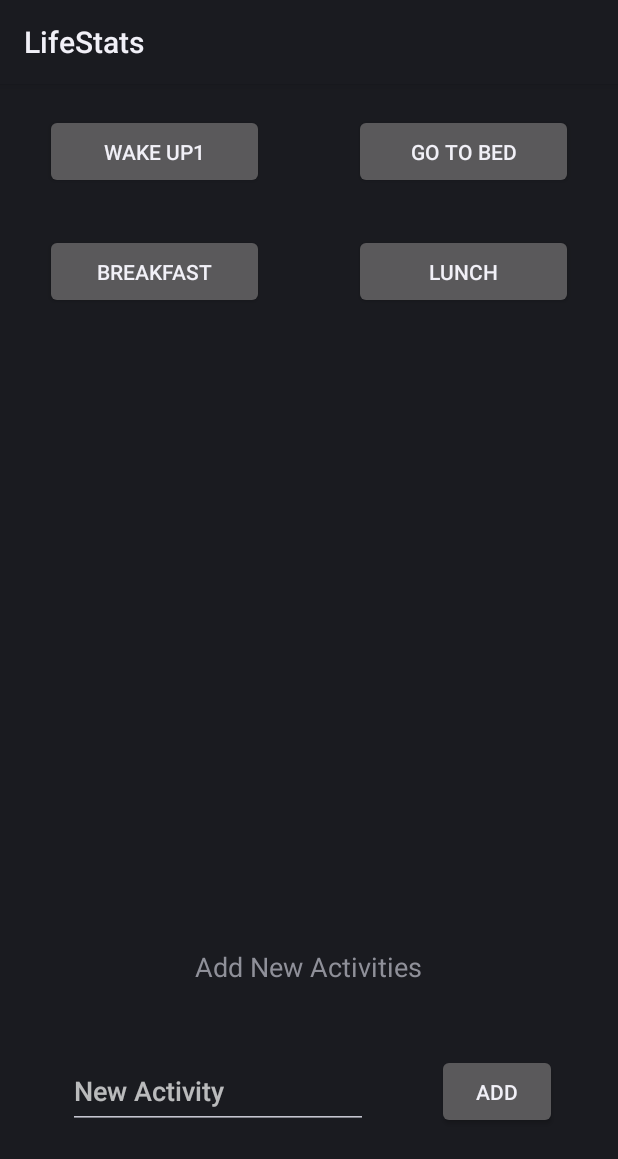
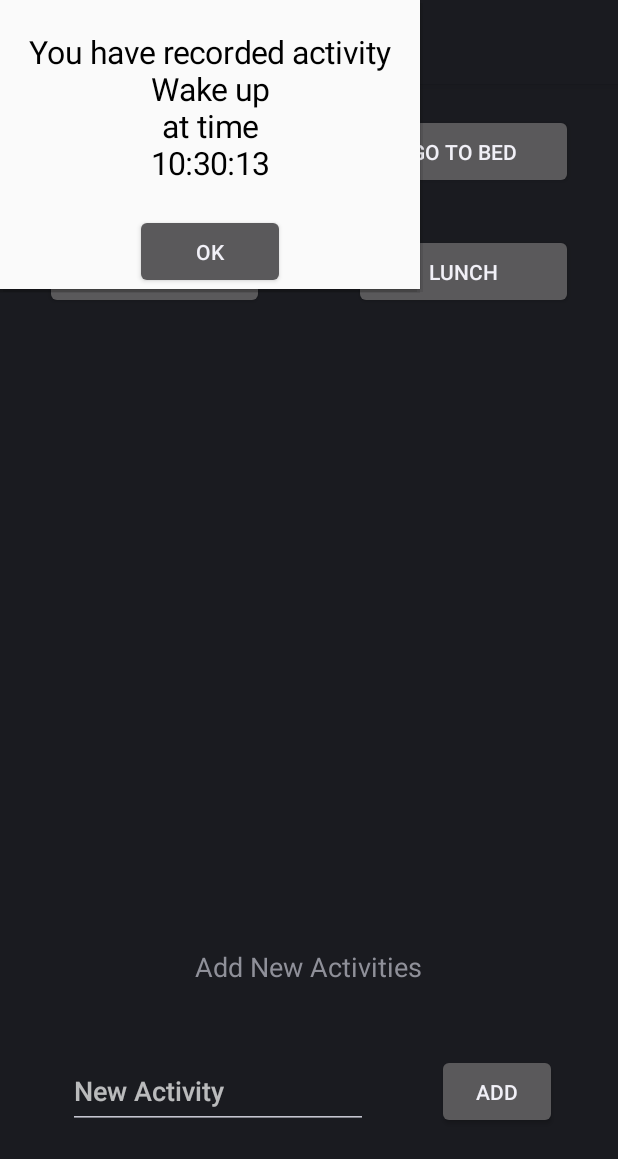
Before and after one commit to yizhang7210/LifeStats, an Android app: the fragment RecordTab shown on its own in the app's theme, after a tap on "WAKE UP", on a phone screen of 412 x 824 dp. Shown: the top 1159 px of the screen. Run offline under Robolectric (Android 15) with nearby library versions, the light colour scheme and no system bars.

Commit message:
Added popup window.

```diff
--- a/app/build.gradle
+++ b/app/build.gradle
@@ -6,7 +6,7 @@ android {
 
     defaultConfig {
         applicationId "com.lifestats"
-        minSdkVersion 13
+        minSdkVersion 17
     }
 
     dependencies {
--- a/app/src/main/java/com/lifestats/MainActivity.java
+++ b/app/src/main/java/com/lifestats/MainActivity.java
@@ -84,8 +84,8 @@ public class MainActivity extends FragmentActivity {
 
         ActionBar.Tab recordTab = actionBar.newTab();
         ActionBar.Tab showTab = actionBar.newTab();
-        recordTab.setText("Record Activities");
-        showTab.setText("Show Activities");
+        recordTab.setText(R.string.recordActivities);
+        showTab.setText(R.string.showActivities);
         recordTab.setTabListener(tabListener);
         showTab.setTabListener(tabListener);
 
--- a/app/src/main/java/com/lifestats/RecordTab.java
+++ b/app/src/main/java/com/lifestats/RecordTab.java
@@ -1,14 +1,23 @@
 package com.lifestats;
 
+import android.app.Activity;
 import android.os.Bundle;
 import android.app.Fragment;
 import android.util.Log;
+import android.util.TypedValue;
+import android.view.Gravity;
 import android.view.LayoutInflater;
 import android.view.View;
 import android.view.ViewGroup;
 import android.widget.Button;
+import android.widget.PopupWindow;
+import android.widget.TableLayout;
+import android.widget.TextView;
 
+import java.text.DateFormat;
+import java.text.SimpleDateFormat;
 import java.util.ArrayList;
+import java.util.Date;
 
 
 public class RecordTab extends Fragment implements View.OnClickListener{
@@ -18,7 +27,6 @@ public class RecordTab extends Fragment implements View.OnClickListener{
                              Bundle savedInstanceState) {
         ViewGroup rootView = (ViewGroup) inflater.inflate(
                 R.layout.recordtab, container, false);
-
 
         ArrayList<View> allButtons;
         allButtons = rootView.findViewById(R.id.recordButtons).getTouchables();
@@ -34,13 +42,42 @@ public class RecordTab extends Fragment implements View.OnClickListener{
     @Override
     public void onClick(View v) {
         int buttonId = v.getId();
-        this.trueOnClick(v, buttonId);
+
+        Button button = (Button) v.findViewById(buttonId);
+
+        showPopup(button);
     }
 
-    private void trueOnClick(View v, int buttonId){
-        Log.e("button", Integer.toString(buttonId));
+    public void showPopup(Button btn) {
 
-        Button button = (Button) v.findViewById(buttonId);
-        button.setText(button.getText()+"1");
+        Activity currentAct = getActivity();
+        View popupView = currentAct.getLayoutInflater().inflate(R.layout.record_ack_popup, null);
+
+        final PopupWindow pw = new PopupWindow(
+                popupView,
+                TableLayout.LayoutParams.WRAP_CONTENT,
+                ViewGroup.LayoutParams.WRAP_CONTENT);
+
+        TextView textView = (TextView) popupView.findViewById(R.id.recordAckText);
+
+        DateFormat dateFormat = new SimpleDateFormat("HH:mm:ss");
+
+        String recordSuccess = getString(R.string.recordSuccessful,
+                btn.getText(),dateFormat.format(new Date()));
+
+        textView.setText(recordSuccess);
+        textView.setTextSize(TypedValue.COMPLEX_UNIT_SP, 21);
+        textView.setTextAlignment(View.TEXT_ALIGNMENT_CENTER);
+
+        Button buttonOK = (Button) popupView.findViewById(R.id.recordAckButton);
+        buttonOK.setOnClickListener(new Button.OnClickListener(){
+
+            @Override
+            public void onClick(View v) {
+                pw.dismiss();
+            }});
+
+        pw.showAtLocation(popupView, Gravity.CENTER, 0, 0);
+
     }
 }
--- a/app/src/main/java/com/lifestats/ShowTab.java
+++ b/app/src/main/java/com/lifestats/ShowTab.java
@@ -2,7 +2,6 @@ package com.lifestats;
 
 import android.os.Bundle;
 import android.app.Fragment;
-import android.util.Log;
 import android.view.LayoutInflater;
 import android.view.View;
 import android.view.ViewGroup;
@@ -45,14 +44,6 @@ public class ShowTab extends Fragment implements View.OnClickListener{
 
     @Override
     public void onClick(View v) {
-        int buttonId = v.getId();
-        this.trueOnClick(v, buttonId);
-    }
 
-    private void trueOnClick(View v, int buttonId){
-        Log.e("button", Integer.toString(buttonId));
-
-        Button button = (Button) v.findViewById(buttonId);
-        button.setText(button.getText()+"1");
     }
 }
--- /dev/null
+++ b/app/src/main/res/layout/record_ack_popup.xml
@@ -0,0 +1,24 @@
+<?xml version="1.0" encoding="utf-8"?>
+<RelativeLayout xmlns:android="http://schemas.android.com/apk/res/android"
+    android:orientation="vertical"
+    android:layout_width="300dp"
+    android:layout_height="300dp"
+    android:background="@color/white">
+
+    <TextView
+        android:layout_width="280dp"
+        android:layout_height="wrap_content"
+        android:id="@+id/recordAckText"
+        android:textColor="@color/black"
+        android:gravity="center_vertical|center_horizontal"
+        android:layout_centerHorizontal="true"
+        android:layout_marginTop="20dp"/>
+    <Button
+        android:layout_width="100dp"
+        android:layout_height="50dp"
+        android:text="@string/ok"
+        android:id="@+id/recordAckButton"
+        android:layout_below="@+id/recordAckText"
+        android:layout_centerHorizontal="true"
+        android:layout_marginTop="20dp"/>
+</RelativeLayout>
--- /dev/null
+++ b/app/src/main/res/values/colors.xml
@@ -0,0 +1,7 @@
+<?xml version="1.0" encoding="utf-8"?>
+<resources>
+    <color name="white">#fafafa</color>
+    <color name="black">#000000</color>
+
+
+</resources>
--- a/app/src/main/res/values/strings.xml
+++ b/app/src/main/res/values/strings.xml
@@ -13,4 +13,8 @@
     <string name="addButtonText">Add</string>
     <string name="dinnerButton">Dinner</string>
     <string name="workoutButton">Work Out</string>
+    <string name="showActivities">Show Activities</string>
+    <string name="recordActivities">Record Activities</string>
+    <string name="ok">OK</string>
+    <string name="recordSuccessful">You have recorded activity\n%1$s\nat time\n%2$s</string>
 </resources>
```
